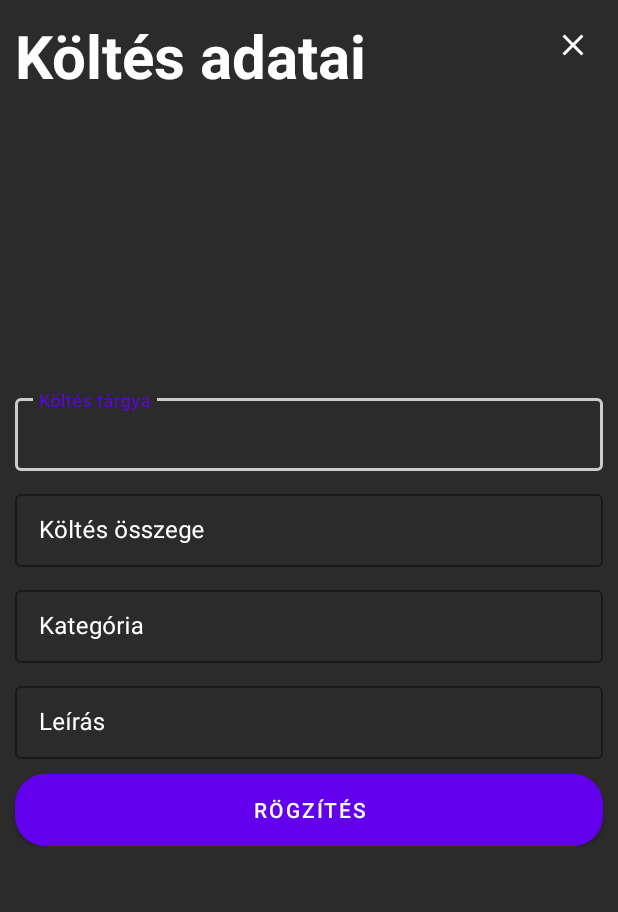
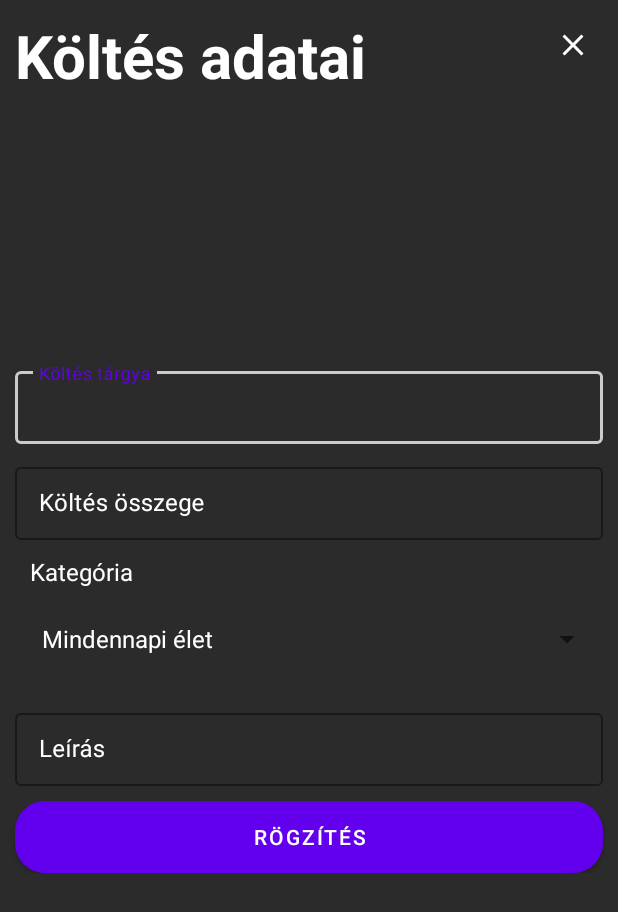
Before and after one commit to KunMate/MoneyWatch_App, an Android app: the fragment Balance shown on its own in the app's theme, after a tap on an icon or button, on a phone screen of 412 x 824 dp. Shown: the top 912 px of the screen. Run offline under Robolectric (Android 15) with nearby library versions, the phone set to English and light mode, and no system bars; our stand-ins replace Room's generated code.

Commit message:
implemented transaction adding to database

```diff
--- a/app/src/main/java/com/pack/moneywatch_app/balance/AddTransactionActivity.kt
+++ b/app/src/main/java/com/pack/moneywatch_app/balance/AddTransactionActivity.kt
@@ -2,34 +2,78 @@ package com.pack.moneywatch_app.balance
 
 import androidx.appcompat.app.AppCompatActivity
 import android.os.Bundle
-import android.widget.Button
-import android.widget.EditText
-import android.widget.ImageButton
-import android.widget.Toast
+import android.view.View
+import android.widget.*
+import androidx.room.Room
 import com.pack.moneywatch_app.R
+import kotlinx.coroutines.GlobalScope
+import kotlinx.coroutines.launch
 
 class AddTransactionActivity : AppCompatActivity() {
-    private lateinit var addbtn : Button
-    private lateinit var closeBtn : ImageButton
-    private lateinit var nameInput : EditText
-    private lateinit var amountInput : EditText
+    private lateinit var addbtn: Button
+    private lateinit var closeBtn: ImageButton
+    private lateinit var nameInput: EditText
+    private lateinit var amountInput: EditText
+    private lateinit var categorySpinner: Spinner
     override fun onCreate(savedInstanceState: Bundle?) {
         super.onCreate(savedInstanceState)
         supportActionBar?.hide()
+        val categories = resources.getStringArray(R.array.Categories)
         setContentView(R.layout.activity_add_transaction)
         addbtn = findViewById(R.id.idAddnewTransactionBtn)
         closeBtn = findViewById(R.id.idTransactionCloseBtn)
-        addbtn.setOnClickListener{
-            val label = nameInput.text.toString()
+        nameInput = findViewById(R.id.idNameInput)
+        amountInput = findViewById(R.id.idAmountInput)
+        categorySpinner = findViewById(R.id.idCategorySpinner)
+        val adapter =
+            ArrayAdapter<String>(this, android.R.layout.simple_spinner_dropdown_item, categories)
+        categorySpinner.adapter = adapter
+        categorySpinner.onItemSelectedListener = object : AdapterView.OnItemSelectedListener {
+            override fun onItemSelected(
+                parent: AdapterView<*>?,
+                view: View?,
+                position: Int,
+                id: Long
+            ) {
+                // categories[position] = kivalasztott spinner
+            }
+
+            override fun onNothingSelected(parent: AdapterView<*>?) {
+                // nem tortenhet ilyen
+            }
+
+        }
+        addbtn.setOnClickListener {
+            val description = nameInput.text.toString()
+            val amount: Int
+            if (description.isEmpty())
+                Toast.makeText(this, "Adja meg a költés nevét", Toast.LENGTH_SHORT).show()
             try {
-                val amount = amountInput.text.toString().toInt()
-            } catch(e: NumberFormatException){
+                amount = amountInput.text.toString().toInt()
+                if (description.isNotEmpty()) {
+                    val transaction = BalanceTransaction(0, description, amount, "", "")
+                    insert(transaction)
+                } else {
+                    Toast.makeText(this, "Nincs elég adat", Toast.LENGTH_SHORT).show()
+                }
+            } catch (e: NumberFormatException) {
                 Toast.makeText(this, "Adja meg az összeget", Toast.LENGTH_SHORT).show()
             }
-            if(label.isEmpty())
-                Toast.makeText(this, "Adja meg a költés nevét", Toast.LENGTH_SHORT).show()
         }
-        closeBtn.setOnClickListener{
+        closeBtn.setOnClickListener {
+            finish()
+        }
+    }
+
+    private fun insert(transaction: BalanceTransaction) {
+        val balancedb = Room.databaseBuilder(
+            this,
+            BalanceDatabase::class.java,
+            "transactions"
+        ).build()
+
+        GlobalScope.launch {
+            balancedb.transactionDao().insertAll(transaction)
             finish()
         }
     }
--- a/app/src/main/java/com/pack/moneywatch_app/balance/Balance.kt
+++ b/app/src/main/java/com/pack/moneywatch_app/balance/Balance.kt
@@ -9,19 +9,23 @@ import android.view.ViewGroup
 import android.widget.TextView
 import androidx.recyclerview.widget.LinearLayoutManager
 import androidx.recyclerview.widget.RecyclerView
+import androidx.room.Room
 import com.google.android.material.floatingactionbutton.FloatingActionButton
 import com.pack.moneywatch_app.R
+import kotlinx.coroutines.GlobalScope
+import kotlinx.coroutines.launch
 
 
 class Balance : Fragment() {
-    private lateinit var transactions: ArrayList<BalanceTransaction>
+    private lateinit var transactions: List<BalanceTransaction>
     private lateinit var balanceTransactionAdapter: BalanceTransactionAdapter
     private lateinit var linearLayoutManager: LinearLayoutManager
     private lateinit var balanceRV: RecyclerView
-    private lateinit var balanceLeft : TextView
-    private lateinit var budget : TextView
-    private lateinit var expense : TextView
-    private lateinit var newItemBtn : FloatingActionButton
+    private lateinit var balanceLeft: TextView
+    private lateinit var budget: TextView
+    private lateinit var expense: TextView
+    private lateinit var newItemBtn: FloatingActionButton
+    private lateinit var balancedb: BalanceDatabase
 
     override fun onCreateView(
         inflater: LayoutInflater, container: ViewGroup?,
@@ -37,34 +41,46 @@ class Balance : Fragment() {
         budget = view.findViewById(R.id.idBalanceBudget)
         expense = view.findViewById(R.id.idBalanceExpense)
         newItemBtn = view.findViewById(R.id.idBalanceAddTransactionBtn)
-        transactions = arrayListOf(
-            BalanceTransaction("fizetes", 350000),
-            BalanceTransaction("Vin Dizel", -31900),
-            BalanceTransaction("reggeli", -1990),
-            BalanceTransaction("Burger King", -3440)
-        )
+        transactions = arrayListOf()
         balanceTransactionAdapter = BalanceTransactionAdapter(transactions)
         linearLayoutManager = LinearLayoutManager(requireContext())
-
+        balancedb = Room.databaseBuilder(
+            requireContext(),
+            BalanceDatabase::class.java,
+            "transactions"
+        ).build()
         balanceRV.apply {
             adapter = balanceTransactionAdapter
             layoutManager = linearLayoutManager
         }
-        updateBoard()
 
-        newItemBtn.setOnClickListener{
+        newItemBtn.setOnClickListener {
             val intent = Intent(requireContext(), AddTransactionActivity::class.java)
             startActivity(intent)
         }
     }
 
-    private fun updateBoard(){
+    private fun fetchAll() {
+        GlobalScope.launch {
+            transactions = balancedb.transactionDao().getAll()
+            activity?.runOnUiThread {
+                updateBoard()
+                balanceTransactionAdapter.setData(transactions)
+            }
+        }
+    }
+
+    private fun updateBoard() {
         val totalAmount = transactions.map { it.amount }.sum()
-        val budgetAmount = transactions.filter{ it.amount > 0 }.map{it.amount}.sum()
+        val budgetAmount = transactions.filter { it.amount > 0 }.map { it.amount }.sum()
         val expensesum = totalAmount - budgetAmount
         budget.text = budgetAmount.toString() + " Ft"
         expense.text = expensesum.toString() + " Ft"
         balanceLeft.text = totalAmount.toString() + " Ft"
     }
 
+    override fun onResume() {
+        super.onResume()
+        fetchAll()
+    }
 }
--- /dev/null
+++ b/app/src/main/java/com/pack/moneywatch_app/balance/BalanceDao.kt
@@ -0,0 +1,22 @@
+package com.pack.moneywatch_app.balance
+
+import androidx.room.Dao
+import androidx.room.Delete
+import androidx.room.Insert
+import androidx.room.Query
+import androidx.room.Update
+
+@Dao
+interface BalanceDao {
+    @Query("SELECT * FROM expenses")
+    fun getAll(): List<BalanceTransaction>
+
+    @Insert
+    fun insertAll(vararg transaction: BalanceTransaction)
+
+    @Delete
+    fun delete(transaction: BalanceTransaction)
+
+    @Update
+    fun update(vararg transaction: BalanceTransaction)
+}
--- /dev/null
+++ b/app/src/main/java/com/pack/moneywatch_app/balance/BalanceDatabase.kt
@@ -0,0 +1,31 @@
+package com.pack.moneywatch_app.balance
+
+import android.content.Context
+import androidx.room.Database
+import androidx.room.Room
+import androidx.room.RoomDatabase
+import com.pack.moneywatch_app.shopAssistant.ShopListDatabase
+
+@Database(entities = [BalanceTransaction::class], version = 1)
+abstract class BalanceDatabase : RoomDatabase() {
+    abstract fun transactionDao() : BalanceDao
+
+    companion object {
+        @Volatile
+        private var instance: BalanceDatabase? = null
+        private val LOCK = Any()
+
+        operator fun invoke(context: Context) = instance ?: synchronized(LOCK) {
+            instance ?: createDatabase(context).also {
+                instance = it
+            }
+        }
+
+        private fun createDatabase(context: Context) =
+            Room.databaseBuilder(
+                context.applicationContext,
+                BalanceDatabase::class.java,
+                "expenses.db"
+            ).allowMainThreadQueries().build()
+    }
+}
--- a/app/src/main/java/com/pack/moneywatch_app/balance/BalanceTransaction.kt
+++ b/app/src/main/java/com/pack/moneywatch_app/balance/BalanceTransaction.kt
@@ -1,5 +1,14 @@
 package com.pack.moneywatch_app.balance
 
-data class BalanceTransaction(val label : String, val amount: Int) {
+import androidx.room.Entity
+import androidx.room.PrimaryKey
+
+@Entity(tableName = "expenses")
+data class BalanceTransaction(
+    @PrimaryKey(autoGenerate = true) val id : Int,
+    val description : String,
+    val amount: Int,
+    val category: String,
+    val expinfo: String) {
 
 }
--- a/app/src/main/java/com/pack/moneywatch_app/balance/BalanceTransactionAdapter.kt
+++ b/app/src/main/java/com/pack/moneywatch_app/balance/BalanceTransactionAdapter.kt
@@ -8,9 +8,9 @@ import androidx.core.content.ContextCompat
 import androidx.recyclerview.widget.RecyclerView
 import com.pack.moneywatch_app.R
 
-class BalanceTransactionAdapter(private val transactions: ArrayList<BalanceTransaction>) : RecyclerView.Adapter<BalanceTransactionAdapter.BalanceTransactionViewHolder>() {
+class BalanceTransactionAdapter(private var transactions: List<BalanceTransaction>) : RecyclerView.Adapter<BalanceTransactionAdapter.BalanceTransactionViewHolder>() {
     class BalanceTransactionViewHolder(view: View) : RecyclerView.ViewHolder(view) {
-        val label : TextView = view.findViewById(R.id.idTransactionLabel)
+        val description : TextView = view.findViewById(R.id.idTransactionLabel)
         val amount : TextView = view.findViewById(R.id.idTransactionAmount)
     }
 
@@ -33,11 +33,14 @@ class BalanceTransactionAdapter(private val transactions: ArrayList<BalanceTrans
             holder.amount.text = transaction.amount.toString() + " Ft"
             holder.amount.setTextColor(ContextCompat.getColor(context, R.color.red))
         }
-        holder.label.text = transaction.label
+        holder.description.text = transaction.description
     }
 
     override fun getItemCount(): Int {
         return transactions.size
     }
-
+    fun setData(transactions: List<BalanceTransaction>){
+        this.transactions = transactions
+        notifyDataSetChanged()
+    }
 }
--- a/app/src/main/java/com/pack/moneywatch_app/shopAssistant/ShopAssistant.kt
+++ b/app/src/main/java/com/pack/moneywatch_app/shopAssistant/ShopAssistant.kt
@@ -86,7 +86,7 @@ class ShopAssistant : Fragment(), ShopListRVAdapter.ShopListItemClickInterface {
                     updateSum()
                     dialog.dismiss()
                 } else {
-                    Toast.makeText(requireContext(), "Nem elég adat", Toast.LENGTH_SHORT).show()
+                    Toast.makeText(requireContext(), "Nincs elég adat", Toast.LENGTH_SHORT).show()
                 }
             } catch (e: NumberFormatException) {
                 Toast.makeText(requireContext(), "Rossz szám adat", Toast.LENGTH_SHORT).show()
--- a/app/src/main/res/layout/activity_add_transaction.xml
+++ b/app/src/main/res/layout/activity_add_transaction.xml
@@ -38,7 +38,7 @@
         app:layout_constraintTop_toTopOf="parent">
 
         <com.google.android.material.textfield.TextInputLayout
-            android:id="@+id/idLabelLayout"
+            android:id="@+id/idNameLayout"
             style="@style/TextInputEditTextTheme"
             android:layout_width="match_parent"
             android:layout_height="wrap_content"
@@ -49,7 +49,7 @@
             android:textColorHint="@color/white">
 
             <com.google.android.material.textfield.TextInputEditText
-                android:id="@+id/idLabelInput"
+                android:id="@+id/idNameInput"
                 android:layout_width="match_parent"
                 android:layout_height="wrap_content"
                 android:drawablePadding="10dp"
@@ -74,31 +74,31 @@
                 android:layout_height="wrap_content"
                 android:layout_marginBottom="10dp"
                 android:drawablePadding="10dp"
-                android:inputType="text"
+                android:inputType="numberSigned"
                 android:maxLines="1"
                 android:textColorHint="@color/white" />
         </com.google.android.material.textfield.TextInputLayout>
 
-        <com.google.android.material.textfield.TextInputLayout
-            android:id="@+id/idCategoryLayout"
-            style="@style/TextInputEditTextTheme"
-            android:layout_width="match_parent"
-            android:layout_height="wrap_content"
-            android:layout_marginStart="10dp"
-            android:layout_marginEnd="10dp"
-            android:hint="Kategória"
-            android:textColorHint="@color/white">
+            <TextView
+                android:layout_width="wrap_content"
+                android:layout_height="wrap_content"
+                android:text="Kategória"
+                android:textSize="16sp"
+                android:paddingStart="20dp"
+                />
 
-            <com.google.android.material.textfield.TextInputEditText
-                android:id="@+id/idCategoryInput"
+            <Spinner
+                android:id="@+id/idCategorySpinner"
+                android:spinnerMode="dropdown"
                 android:layout_width="match_parent"
                 android:layout_height="wrap_content"
-                android:drawablePadding="10dp"
+                android:layout_marginStart="10dp"
+                android:layout_marginEnd="10dp"
+                android:padding="10dp"
                 android:layout_marginBottom="10dp"
-                android:inputType="text"
-                android:maxLines="1"
-                android:textColorHint="@color/white" />
-        </com.google.android.material.textfield.TextInputLayout>
+                android:textColorHint="@color/white"
+                />
+
 
         <com.google.android.material.textfield.TextInputLayout
             android:id="@+id/idDescriptionLayout"
--- a/app/src/main/res/values/strings.xml
+++ b/app/src/main/res/values/strings.xml
@@ -1,3 +1,11 @@
 <resources>
     <string name="app_name">MoneyWatch</string>
+    <string-array name="Categories">
+        <item>Mindennapi élet</item>
+        <item>Hobbi</item>
+        <item>Otthon</item>
+        <item>Szórakozás</item>
+        <item>Utazás</item>
+        <item>Egyéb</item>
+    </string-array>
 </resources>
```
